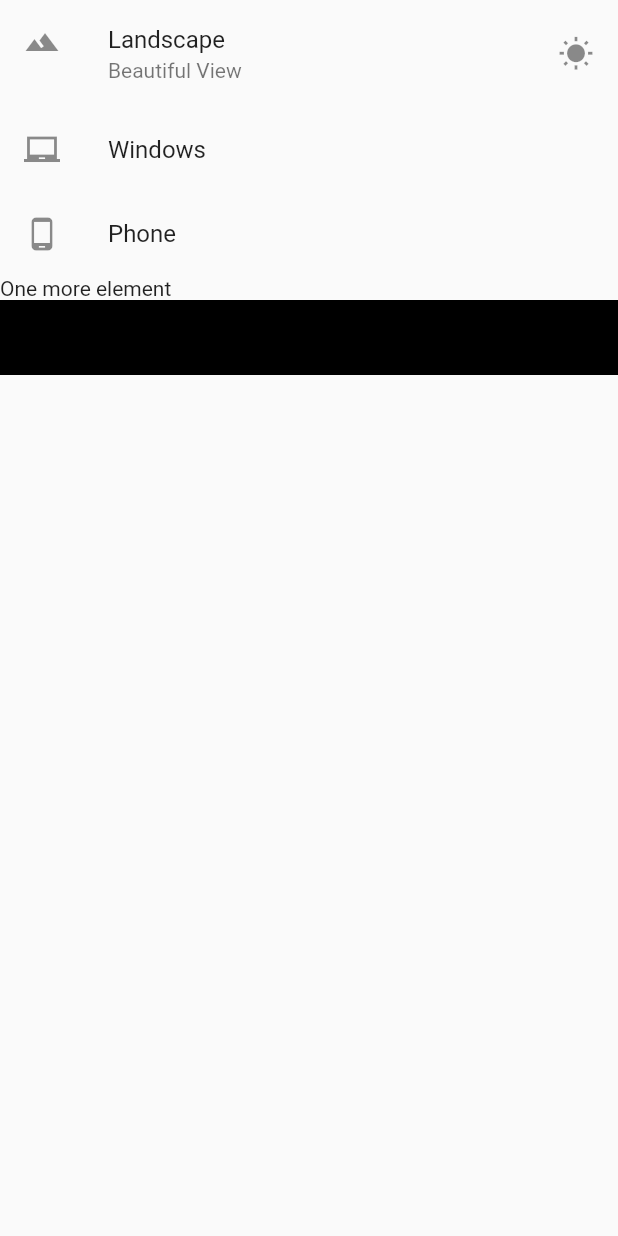
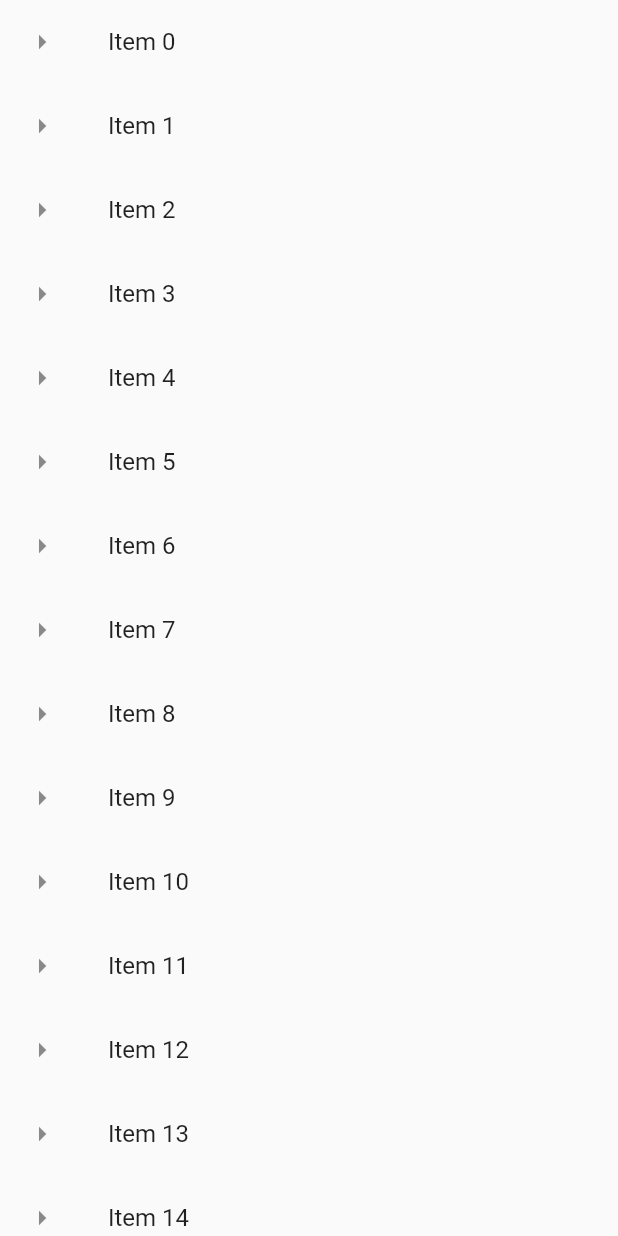
Before and after one commit to hari9-9/android_flutter, a Flutter app: what getListView() shows on an empty page, opened directly, on a phone screen of 412 x 824 dp. Run offline on Flutter 3.47's test engine with Material 2 defaults, Android fonts, the phone set to English and light mode, and no system bars.

Commit message:
Implemented Long List view

```diff
--- a/lib/main.dart
+++ b/lib/main.dart
@@ -5,39 +5,33 @@ void main()
   runApp(MaterialApp(
       title:"Exploring UI widgets",
       home:Scaffold(
-        appBar: AppBar(title: Text("Basic List View"),),
-        body: getListView(),
+        appBar: AppBar(title: Text("Long List View"),),
+        body:getListView()
       ),
 
     )
   );
 }
 
+List<String> getListElements(){
+  var items=List<String>.generate(1000, (counter)=>"Item $counter");
+  return items;
+}
+
 Widget getListView()
 {
-  var listView=ListView(
-    children: <Widget>[
-      ListTile(
-        leading: Icon(Icons.landscape),
-        title: Text("Landscape"),
-        subtitle: Text("Beautiful View"),
-        trailing: Icon(Icons.wb_sunny),
+  var listItems = getListElements();
+  var listView = ListView.builder(
+    itemBuilder: (context,index){
+      return ListTile(
+        leading:Icon(Icons.arrow_right) ,
+
+        title:Text(listItems[index]) ,
         onTap: (){
-          debugPrint("Landscape tapped");
+          debugPrint("${listItems[index]} was tapped");
         },
-
-      ),
-      ListTile(
-        leading: Icon(Icons.laptop_chromebook),
-        title: Text("Windows"),
-      ),
-      ListTile(
-        leading: Icon(Icons.phone_android),
-        title: Text("Phone"),
-      ),
-      Text("One more element"),
-      Container(color:Colors.black,height:50.0)
-    ],
-  );
+      );
+    }
+    );
   return listView;
 }
```
